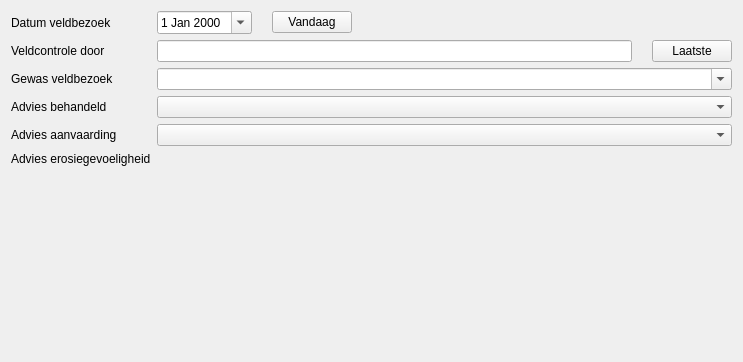
This is parceleditwindow/ui_quickedit.ui in DOV-Vlaanderen/erosiebezwaren as Qt 5 draws it before an edit. The edited form follows.
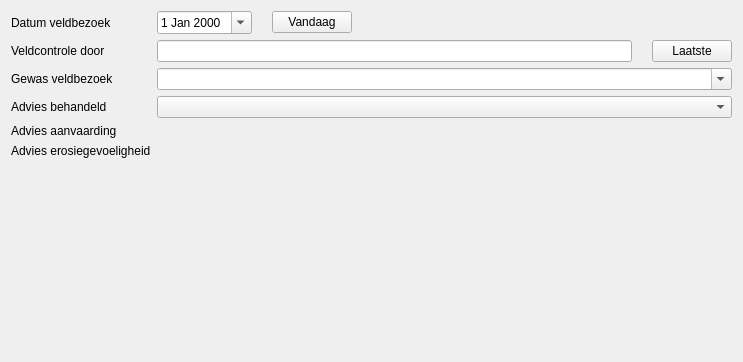
This is the edited form. Custom widgets are drawn as their Qt base class.

```diff
--- a/parceleditwindow/ui_quickedit.ui
+++ b/parceleditwindow/ui_quickedit.ui
@@ -71,22 +71,6 @@
      </property>
     </widget>
    </item>
-   <item row="6" column="1">
-    <widget class="ValueMappedComboBox" name="efwCmb_advies_aanvaarding">
-     <property name="sizePolicy">
-      <sizepolicy hsizetype="Expanding" vsizetype="Fixed">
-       <horstretch>0</horstretch>
-       <verstretch>0</verstretch>
-      </sizepolicy>
-     </property>
-     <property name="minimumSize">
-      <size>
-       <width>250</width>
-       <height>0</height>
-      </size>
-     </property>
-    </widget>
-   </item>
    <item row="7" column="0">
     <widget class="QLabel" name="lb_advies_nieuwe_kleur">
      <property name="text">
@@ -205,6 +189,16 @@
      </item>
     </layout>
    </item>
+   <item row="6" column="1">
+    <widget class="QLabel" name="lbv_advies_aanvaarding">
+     <property name="styleSheet">
+      <string notr="true">* { font-style: italic; }</string>
+     </property>
+     <property name="text">
+      <string/>
+     </property>
+    </widget>
+   </item>
   </layout>
  </widget>
  <customwidgets>
@@ -234,11 +228,6 @@
    <extends>QComboBox</extends>
    <header>Erosiebezwaren/widgets/valueinput.h</header>
   </customwidget>
-  <customwidget>
-   <class>ValueMappedComboBox</class>
-   <extends>QComboBox</extends>
-   <header>Erosiebezwaren/widgets/valueinput.h</header>
-  </customwidget>
  </customwidgets>
  <tabstops>
   <tabstop>efw_datum_veldbezoek</tabstop>
```
